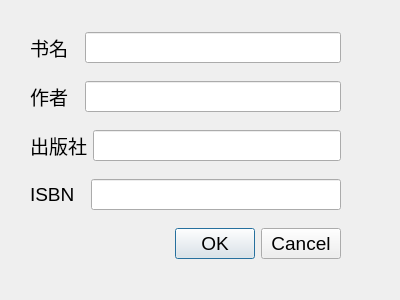
First picture: the form in LibraryManagementSystem/addbookdialog.ui, repository jkxing/LibraryManagementSystem, before the edit.
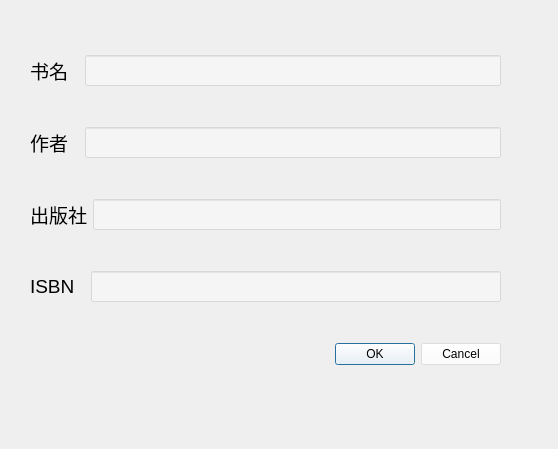
Second picture: the form after the edit.

```diff
--- a/LibraryManagementSystem/addbookdialog.ui
+++ b/LibraryManagementSystem/addbookdialog.ui
@@ -6,8 +6,8 @@
    <rect>
     <x>0</x>
     <y>0</y>
-    <width>400</width>
-    <height>300</height>
+    <width>558</width>
+    <height>449</height>
    </rect>
   </property>
   <property name="font">
@@ -18,13 +18,13 @@
   <property name="windowTitle">
    <string>Dialog</string>
   </property>
-  <widget class="QWidget" name="">
+  <widget class="QWidget" name="layoutWidget">
    <property name="geometry">
     <rect>
      <x>30</x>
      <y>20</y>
-     <width>311</width>
-     <height>251</height>
+     <width>471</width>
+     <height>381</height>
     </rect>
    </property>
    <layout class="QVBoxLayout" name="verticalLayout">
@@ -38,7 +38,11 @@
        </widget>
       </item>
       <item>
-       <widget class="QLineEdit" name="lineEdit"/>
+       <widget class="QLineEdit" name="lineEdit">
+        <property name="styleSheet">
+         <string notr="true">background-color: rgba(255, 255, 255, 100);</string>
+        </property>
+       </widget>
       </item>
      </layout>
     </item>
@@ -52,7 +56,11 @@
        </widget>
       </item>
       <item>
-       <widget class="QLineEdit" name="lineEdit_2"/>
+       <widget class="QLineEdit" name="lineEdit_2">
+        <property name="styleSheet">
+         <string notr="true">background-color: rgba(255, 255, 255, 100);</string>
+        </property>
+       </widget>
       </item>
      </layout>
     </item>
@@ -66,7 +74,11 @@
        </widget>
       </item>
       <item>
-       <widget class="QLineEdit" name="lineEdit_3"/>
+       <widget class="QLineEdit" name="lineEdit_3">
+        <property name="styleSheet">
+         <string notr="true">background-color: rgba(255, 255, 255, 100);</string>
+        </property>
+       </widget>
       </item>
      </layout>
     </item>
@@ -80,12 +92,19 @@
        </widget>
       </item>
       <item>
-       <widget class="QLineEdit" name="lineEdit_4"/>
+       <widget class="QLineEdit" name="lineEdit_4">
+        <property name="styleSheet">
+         <string notr="true">background-color: rgba(255, 255, 255, 100);</string>
+        </property>
+       </widget>
       </item>
      </layout>
     </item>
     <item>
      <widget class="QDialogButtonBox" name="buttonBox">
+      <property name="styleSheet">
+       <string notr="true">background-color: rgba(255, 255, 255, 100);</string>
+      </property>
       <property name="orientation">
        <enum>Qt::Horizontal</enum>
       </property>
```
